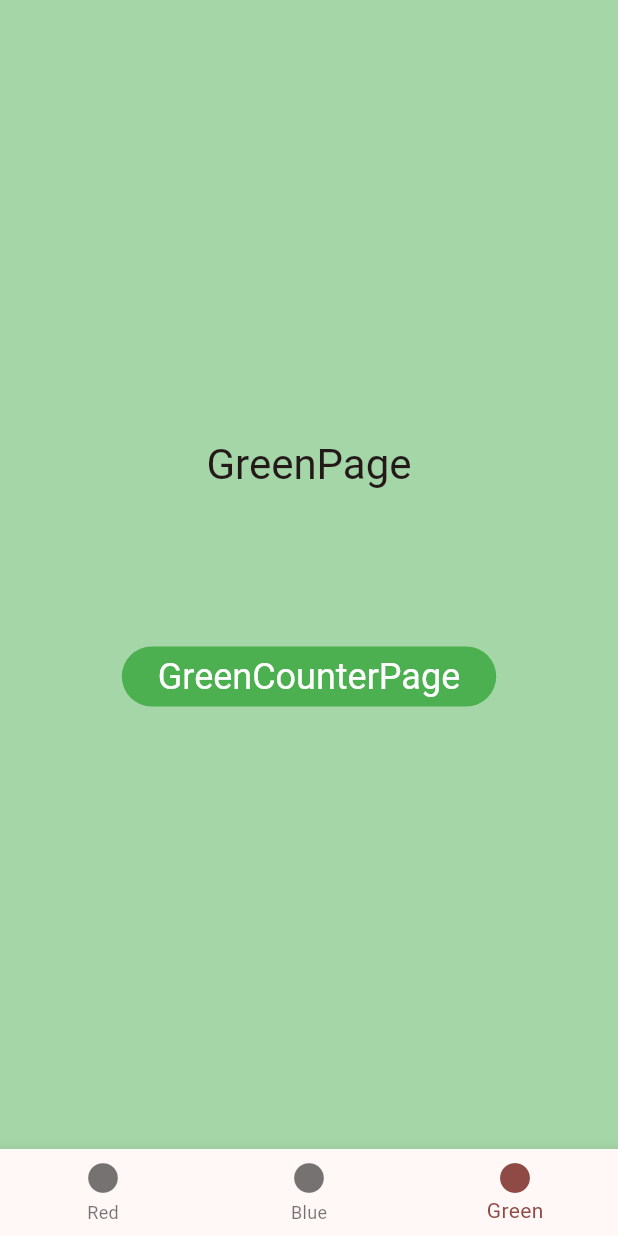
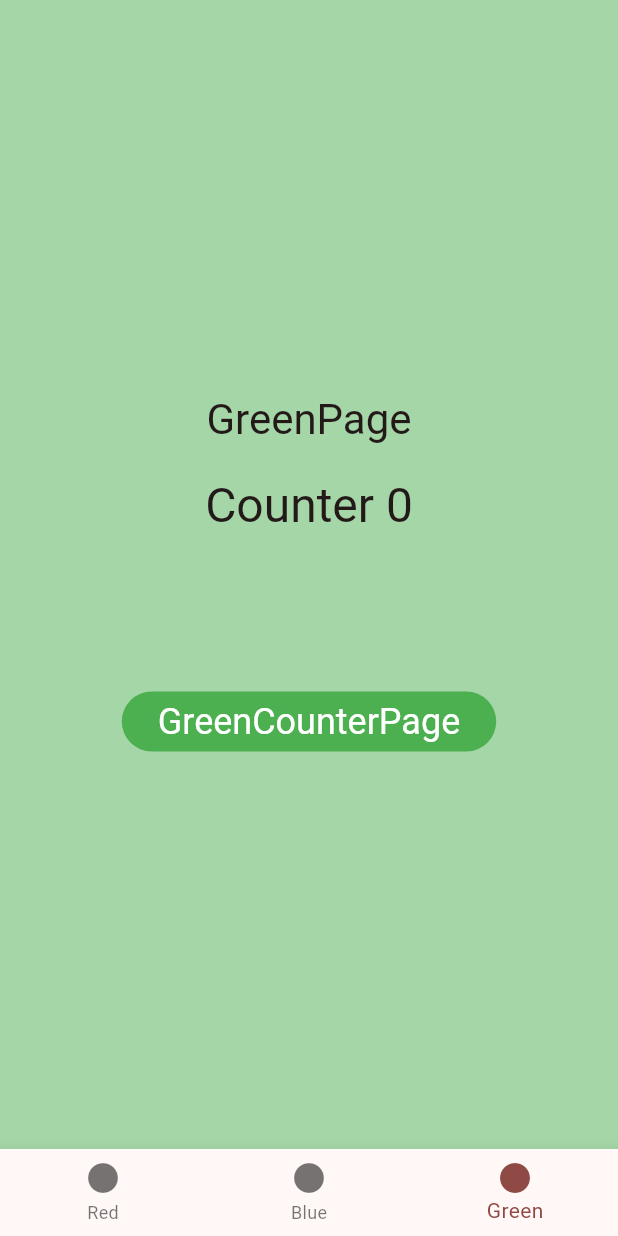
Before and after one commit to internetova/flutter_navigation, a Flutter app: the screen it shows after launch, item 3 of the bottom bar chosen, on a phone screen of 412 x 824 dp. Run offline on Flutter 3.47's test engine with Material 2 defaults, Android fonts, the phone set to English and light mode, and no system bars.

Commit message:
зеленый экран

```diff
--- a/lib/pages/green/green_counter_page.dart
+++ b/lib/pages/green/green_counter_page.dart
@@ -1,4 +1,5 @@
 import 'package:flutter/material.dart';
+import 'package:flutter_navigation/pages/widgets/counter_back_button.dart';
 
 class GreenCounterPage extends StatefulWidget {
   final String title;
@@ -31,6 +32,7 @@ class _CounterPageState extends State<GreenCounterPage> {
       appBar: AppBar(
         backgroundColor: widget.backgroundColor,
         title: Text(widget.title),
+        leading: CounterBackButton(counter: _counter),
       ),
       body: Center(
         child: Column(
--- a/lib/pages/green/green_page.dart
+++ b/lib/pages/green/green_page.dart
@@ -1,8 +1,15 @@
 import 'package:flutter/material.dart';
 import 'package:flutter_navigation/pages/green/green_counter_page.dart';
 
-class GreenPage extends StatelessWidget {
+class GreenPage extends StatefulWidget {
   const GreenPage({Key? key}) : super(key: key);
+
+  @override
+  State<GreenPage> createState() => _GreenPageState();
+}
+
+class _GreenPageState extends State<GreenPage> {
+  int _counter = 0;
 
   @override
   Widget build(BuildContext context) {
@@ -19,18 +26,14 @@ class GreenPage extends StatelessWidget {
               'GreenPage',
               style: Theme.of(context).textTheme.headlineMedium,
             ),
+            const SizedBox(height: 20),
+            Text(
+              'Counter $_counter',
+              style: Theme.of(context).textTheme.headlineLarge,
+            ),
             const SizedBox(height: 100),
             FilledButton(
-              onPressed: () {
-                Navigator.of(context).push(
-                  MaterialPageRoute(
-                    builder: (_) => GreenCounterPage(
-                      title: 'GreenCounterPage',
-                      backgroundColor: bgPage,
-                    ),
-                  ),
-                );
-              },
+              onPressed: () => _goCounter(bgPage),
               style: FilledButton.styleFrom(
                 textStyle: Theme.of(context).textTheme.headlineSmall?.copyWith(color: Colors.white),
                 backgroundColor: Colors.green,
@@ -42,4 +45,21 @@ class GreenPage extends StatelessWidget {
       ),
     );
   }
+
+  Future<void> _goCounter(Color? backgroundColor) async {
+    final counter = await Navigator.of(context).push<int>(
+      MaterialPageRoute(
+        builder: (_) => GreenCounterPage(
+          title: 'RedCounterPage',
+          backgroundColor: backgroundColor,
+        ),
+      ),
+    );
+
+    if (counter != null) {
+      setState(() {
+        _counter = counter;
+      });
+    }
+  }
 }
```
